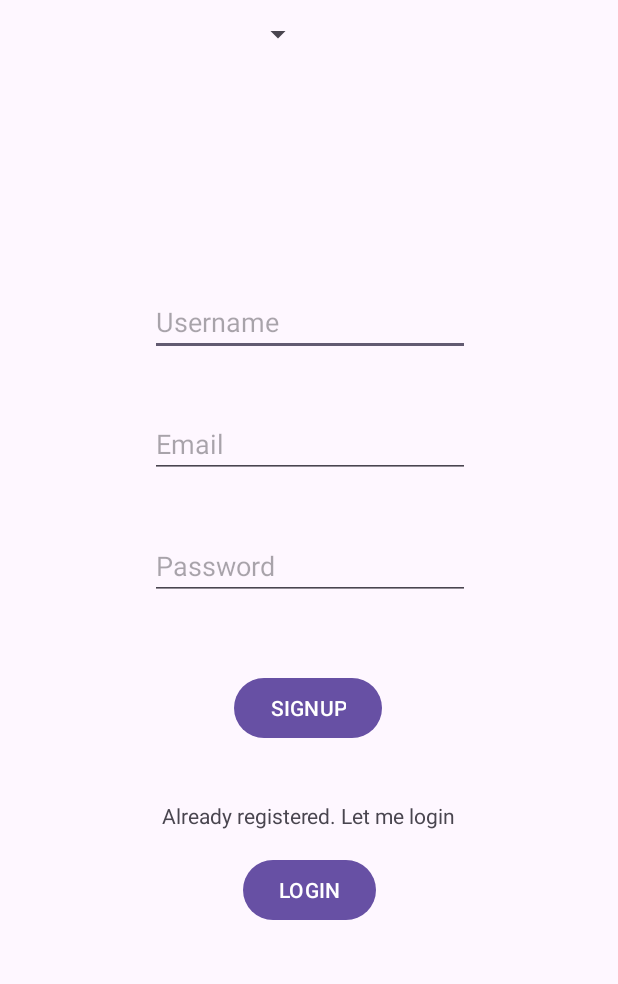
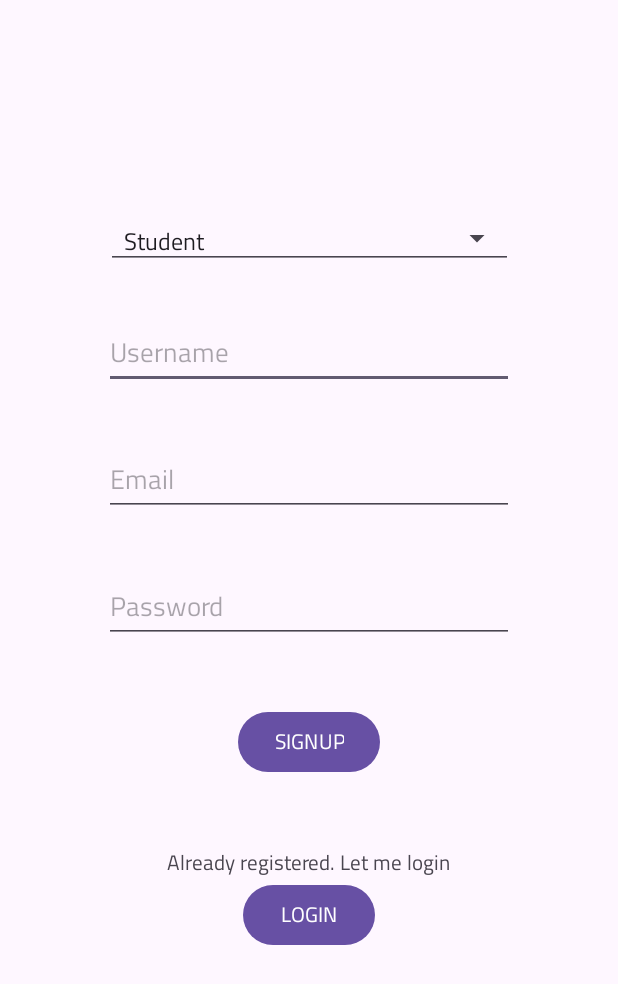
Before and after one commit to michelebissanti/LaureApp, an Android app: the RegisterActivity screen opened directly, with no data from a screen before it, on a phone screen of 412 x 824 dp. Shown: the top 984 px of the screen. Run offline under Robolectric (Android 15) with nearby library versions, the phone set to English and light mode, and no system bars; our stand-ins replace Firebase (no records; nobody signed in at launch, a user with empty details on screens opened directly); 1 statement that could not run was skipped.

Commit message:
feat : register completa

```diff
--- a/app/src/main/java/it/uniba/dib/sms222320/RegisterActivity.java
+++ b/app/src/main/java/it/uniba/dib/sms222320/RegisterActivity.java
@@ -5,7 +5,10 @@ import android.os.Bundle;
 import android.text.TextUtils;
 import android.util.Log;
 import android.view.View;
+import android.widget.ArrayAdapter;
 import android.widget.EditText;
+import android.widget.Spinner;
+import android.widget.TextView;
 import android.widget.Toast;
 
 import androidx.annotation.NonNull;
@@ -17,6 +20,7 @@ import com.google.firebase.auth.AuthResult;
 import com.google.firebase.auth.FirebaseAuth;
 
 import it.uniba.dib.sms222320.database.utils.UserUtility;
+import it.uniba.dib.sms222320.models.Role;
 import it.uniba.dib.sms222320.models.User;
 
 public class RegisterActivity extends AppCompatActivity {
@@ -25,6 +29,7 @@ public class RegisterActivity extends AppCompatActivity {
 
     private String userId;
     private String email;
+    private Spinner roleSpinner;
 
     private FirebaseAuth mAuth;
 
@@ -33,11 +38,20 @@ public class RegisterActivity extends AppCompatActivity {
         super.onCreate(savedInstanceState);
         setContentView(R.layout.activity_register);
 
+        // Database instance
+        mAuth = FirebaseAuth.getInstance();
+
+        // Roles Spinner
+        roleSpinner = findViewById(R.id.role);
+        ArrayAdapter<CharSequence> adapter = ArrayAdapter.createFromResource(this, R.array.roles, android.R.layout.simple_spinner_item);
+        adapter.setDropDownViewResource(android.R.layout.simple_spinner_item);
+        roleSpinner.setAdapter(adapter);
+        roleSpinner.setPrompt(getString(R.string.role_label));
+
         inputEmail = (EditText) findViewById(R.id.email);
         inputPassword = (EditText) findViewById(R.id.password);
         inputUsername = (EditText) findViewById(R.id.username);
 
-        mAuth = FirebaseAuth.getInstance();
     }
 
     @Override
@@ -98,7 +112,20 @@ public class RegisterActivity extends AppCompatActivity {
                         } else {
                             UserUtility userUtility = new UserUtility();
 
-                            User user = new User(username, email, password, null);
+                            Role role = null;
+                            switch(roleSpinner.getSelectedItemPosition()) {
+                                case 0:
+                                    role = Role.STUDENT;
+                                    break;
+                                case 1:
+                                    role = Role.PROFESSOR;
+                                    break;
+                                default:
+                                    ((TextView)roleSpinner.getSelectedView()).setError(getString(R.string.role_error));
+                                    return;
+                            }
+
+                            User user = new User(username, email, password, role);
                             userUtility.writeNewUser(user);
 
                             startActivity(new Intent(RegisterActivity.this, SignedInActivity.class));
--- a/app/src/main/java/it/uniba/dib/sms222320/models/Ruolo.java
+++ b/app/src/main/java/it/uniba/dib/sms222320/models/Role.java
@@ -1,7 +1,7 @@
 package it.uniba.dib.sms222320.models;
 
-public enum Ruolo {
+public enum Role {
     ADMIN,
-    PROFESSORE,
-    STUDENTE
+    STUDENT,
+    PROFESSOR
 }
--- a/app/src/main/res/layout/activity_register.xml
+++ b/app/src/main/res/layout/activity_register.xml
@@ -10,25 +10,25 @@
       android:id="@+id/username"
       android:layout_width="wrap_content"
       android:layout_height="wrap_content"
-      android:layout_marginTop="192dp"
+      android:layout_marginTop="31dp"
       android:ems="10"
+      android:fontFamily="@font/titillium_web"
       android:hint="@string/username"
       android:inputType="textPersonName"
       app:layout_constraintEnd_toEndOf="parent"
-      app:layout_constraintHorizontal_bias="0.502"
       app:layout_constraintStart_toStartOf="parent"
-      app:layout_constraintTop_toTopOf="parent" />
+      app:layout_constraintTop_toBottomOf="@+id/role" />
 
   <Button
       android:id="@+id/button"
       android:layout_width="wrap_content"
       android:layout_height="wrap_content"
-      android:layout_marginTop="48dp"
+      android:layout_marginTop="42dp"
+      android:fontFamily="@font/titillium_web"
       android:onClick="onRegisterClicked"
       android:text="@string/btn_signup"
-      app:layout_constraintEnd_toEndOf="parent"
-      app:layout_constraintHorizontal_bias="0.498"
-      app:layout_constraintStart_toStartOf="parent"
+      app:layout_constraintEnd_toEndOf="@+id/textView"
+      app:layout_constraintStart_toStartOf="@+id/textView"
       app:layout_constraintTop_toBottomOf="@+id/password" />
 
   <EditText
@@ -37,6 +37,7 @@
       android:layout_height="wrap_content"
       android:layout_marginTop="36dp"
       android:ems="10"
+      android:fontFamily="@font/titillium_web"
       android:hint="@string/password"
       android:inputType="textPassword"
       app:layout_constraintStart_toStartOf="@+id/email"
@@ -48,6 +49,7 @@
       android:layout_height="wrap_content"
       android:layout_marginTop="36dp"
       android:ems="10"
+      android:fontFamily="@font/titillium_web"
       android:hint="@string/email"
       android:inputType="textEmailAddress"
       app:layout_constraintStart_toStartOf="@+id/username"
@@ -57,28 +59,34 @@
       android:id="@+id/textView"
       android:layout_width="wrap_content"
       android:layout_height="wrap_content"
-      android:layout_marginTop="38dp"
+      android:layout_marginTop="45dp"
+      android:fontFamily="@font/titillium_web"
+      android:text="@string/btn_link_to_login"
       app:layout_constraintEnd_toEndOf="parent"
       app:layout_constraintStart_toStartOf="parent"
-      app:layout_constraintTop_toBottomOf="@+id/button"
-      android:text="@string/btn_link_to_login" />
+      app:layout_constraintTop_toBottomOf="@+id/button" />
 
   <Button
       android:id="@+id/button2"
       android:layout_width="wrap_content"
       android:layout_height="wrap_content"
-      android:layout_marginTop="16dp"
+      android:fontFamily="@font/titillium_web"
       android:onClick="onLoginClicked"
       android:text="@string/btn_login"
-      app:layout_constraintEnd_toEndOf="parent"
-      app:layout_constraintStart_toStartOf="parent"
+      app:layout_constraintEnd_toEndOf="@+id/textView"
+      app:layout_constraintStart_toStartOf="@+id/textView"
       app:layout_constraintTop_toBottomOf="@+id/textView" />
 
   <Spinner
-      android:id="@+id/ruolo"
-      android:layout_width="209dp"
-      android:layout_height="45dp"
-      tools:layout_editor_absoluteX="101dp"
-      tools:layout_editor_absoluteY="117dp" />
+      android:id="@+id/role"
+      style="@android:style/Widget.Material.Spinner.Underlined"
+      android:layout_width="271dp"
+      android:layout_height="41dp"
+      android:layout_marginStart="1dp"
+      android:layout_marginTop="138dp"
+      android:layout_marginEnd="1dp"
+      app:layout_constraintEnd_toEndOf="parent"
+      app:layout_constraintStart_toStartOf="parent"
+      app:layout_constraintTop_toTopOf="parent" />
 
 </androidx.constraintlayout.widget.ConstraintLayout>
--- a/app/src/main/res/values/strings.xml
+++ b/app/src/main/res/values/strings.xml
@@ -11,4 +11,10 @@
     <string name="name">Name</string>
     <string name="password" translatable="false">Password</string>
     <string name="username" translatable="false">Username</string>
+    <string name="role_label">Choose a role</string>
+    <string name="role_error">Choose a valid role</string>
+    <string-array name="roles">
+        <item>Student</item>
+        <item>Professor</item>
+    </string-array>
 </resources>
--- a/app/src/main/res/values/themes.xml
+++ b/app/src/main/res/values/themes.xml
@@ -2,5 +2,8 @@
     <!-- Base application theme. -->
     <style name="Theme.LaureApp" parent="Theme.Material3.Light.NoActionBar">
         <!-- Customize your theme here. -->
+        <item name="android:fontFamily">@font/titillium_web</item>
+        <item name="fontFamily">@font/titillium_web</item> <!-- target android sdk versions < 26 and > 14 if theme other than AppCompat -->
     </style>
+
 </resources>
```
Also changed, not shown: app/src/main/java/it/uniba/dib/sms222320/SignedInActivity.java (+1 -22 lines), app/src/main/java/it/uniba/dib/sms222320/models/User.java (+7 -7 lines), app/src/main/res/layout/activity_login.xml (+18 -20 lines), app/src/main/res/font/titillium_web.ttf (added), 1 other file.
